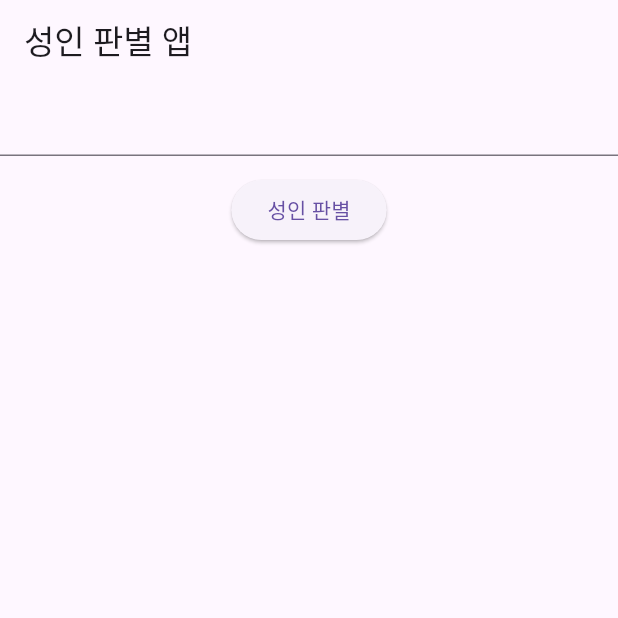
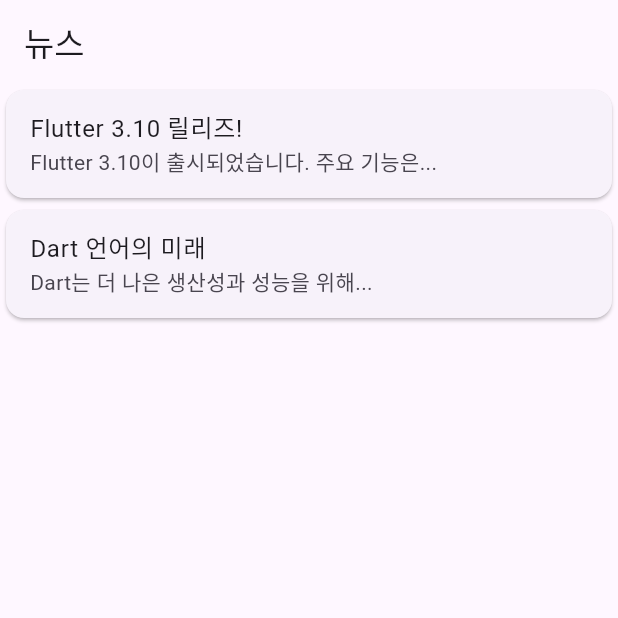
Before and after one commit to niw5924/flutter-coding-test-practice, a Flutter app: the screen it shows after launch, on a phone screen of 412 x 824 dp, the top half of it. Run offline on Flutter 3.47's test engine with Material 3 defaults, Android fonts, the phone set to English and light mode, and no system bars.

Commit message:
코딩테스트 초급 5일차

```diff
--- /dev/null
+++ b/assets/day_5_news_data.json
@@ -0,0 +1,14 @@
+[
+  {
+    "title": "Flutter 3.10 릴리즈!",
+    "summary": "Flutter 3.10이 출시되었습니다. 주요 기능은...",
+    "author": "Flutter Team",
+    "content": "Flutter 3.10에서는 macOS 및 Linux의 안정화가 완료되었으며, 새로운 rendering engine인 Impeller의 적용이 가속화되었습니다."
+  },
+  {
+    "title": "Dart 언어의 미래",
+    "summary": "Dart는 더 나은 생산성과 성능을 위해...",
+    "author": "Dart Devs",
+    "content": "Dart는 최근 Null Safety, Isolates 개선 등으로 큰 발전을 이뤘습니다. Flutter와 함께 성장하며 더 많은 생태계를 확장 중입니다."
+  }
+]
--- /dev/null
+++ b/lib/levels/beginner/day_5_news_app.dart
@@ -0,0 +1,79 @@
+import 'dart:convert';
+
+import 'package:flutter/material.dart';
+import 'package:flutter/services.dart';
+
+class Day5Page extends StatefulWidget {
+  const Day5Page({super.key});
+
+  @override
+  State<StatefulWidget> createState() => _Day5PageState();
+}
+
+class _Day5PageState extends State<Day5Page> {
+  List<Map<String, dynamic>> newsList = [];
+
+  @override
+  void initState() {
+    super.initState();
+    loadNews();
+  }
+
+  Future<void> loadNews() async {
+    final String jsonString =
+        await rootBundle.loadString('assets/day_5_news_data.json');
+
+    setState(() {
+      newsList = jsonDecode(jsonString).cast<Map<String, dynamic>>();
+    });
+  }
+
+  @override
+  Widget build(BuildContext context) {
+    return Scaffold(
+      appBar: AppBar(title: const Text("뉴스")),
+      body: newsList.isEmpty
+          ? Center(child: const CircularProgressIndicator())
+          : ListView.builder(
+              itemCount: newsList.length,
+              itemBuilder: (context, index) {
+                final news = newsList[index];
+
+                return Card(
+                  child: ListTile(
+                    title: Text(news['title']),
+                    subtitle: Text(news['summary']),
+                    onTap: () => Navigator.push(
+                        context,
+                        MaterialPageRoute(
+                            builder: (_) => NewsDetailPage(news: news))),
+                  ),
+                );
+              },
+            ),
+    );
+  }
+}
+
+class NewsDetailPage extends StatelessWidget {
+  final Map<String, dynamic> news;
+
+  const NewsDetailPage({
+    super.key,
+    required this.news,
+  });
+
+  @override
+  Widget build(BuildContext context) {
+    return Scaffold(
+      appBar: AppBar(title: Text(news['title'])),
+      body: Column(
+        children: [
+          Text(news['author']),
+          const SizedBox(height: 12),
+          Text(news['content']),
+        ],
+      ),
+    );
+  }
+}
--- a/lib/main.dart
+++ b/lib/main.dart
@@ -1,5 +1,5 @@
 import 'package:flutter/material.dart';
-import 'package:flutter_coding_test_practice/levels/beginner/day4_gcd_calculator_page.dart';
+import 'package:flutter_coding_test_practice/levels/beginner/day_5_news_app.dart';
 
 void main() {
   runApp(MyApp());
@@ -15,7 +15,7 @@ class MyApp extends StatelessWidget {
       theme: ThemeData(primarySwatch: Colors.blue),
 
       /// 이 부분만 바꿔야 함.
-      home: Day4Page(),
+      home: Day5Page(),
     );
   }
 }
--- a/pubspec.yaml
+++ b/pubspec.yaml
@@ -56,6 +56,8 @@ flutter:
   # included with your application, so that you can use the icons in
   # the material Icons class.
   uses-material-design: true
+  assets:
+    - assets/
 
   # To add assets to your application, add an assets section, like this:
   # assets:
```
Also changed, not shown: 1 other file.
